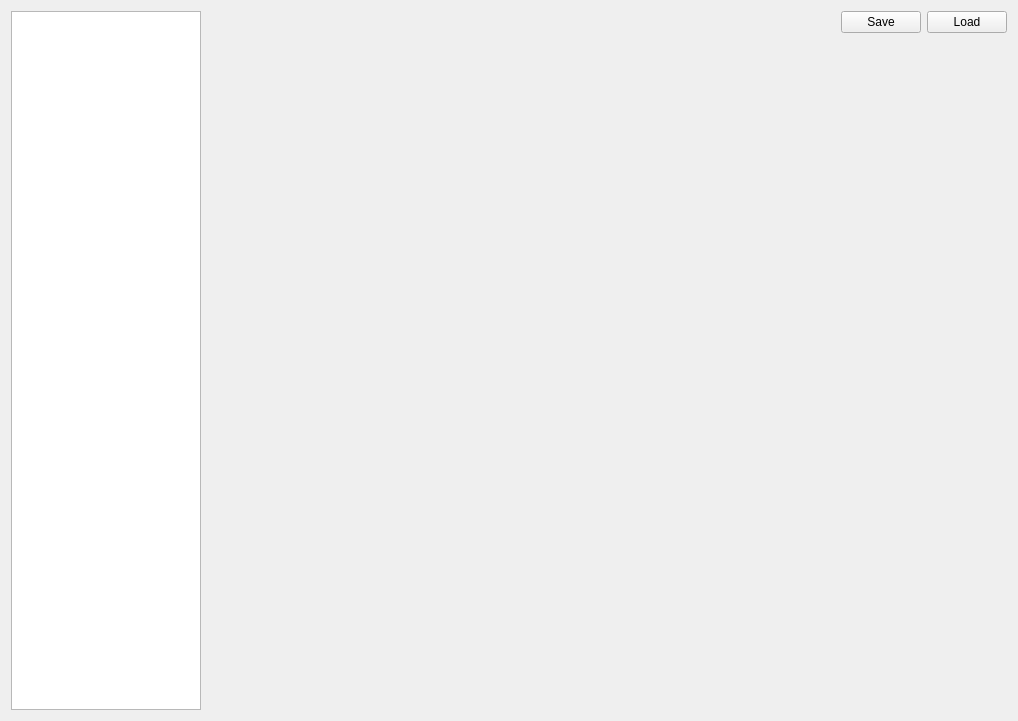
Eomys/pyleecan, file pyleecan/GUI/Dialog/DMachineSetup/DMachineSetup.ui: the form before one commit.
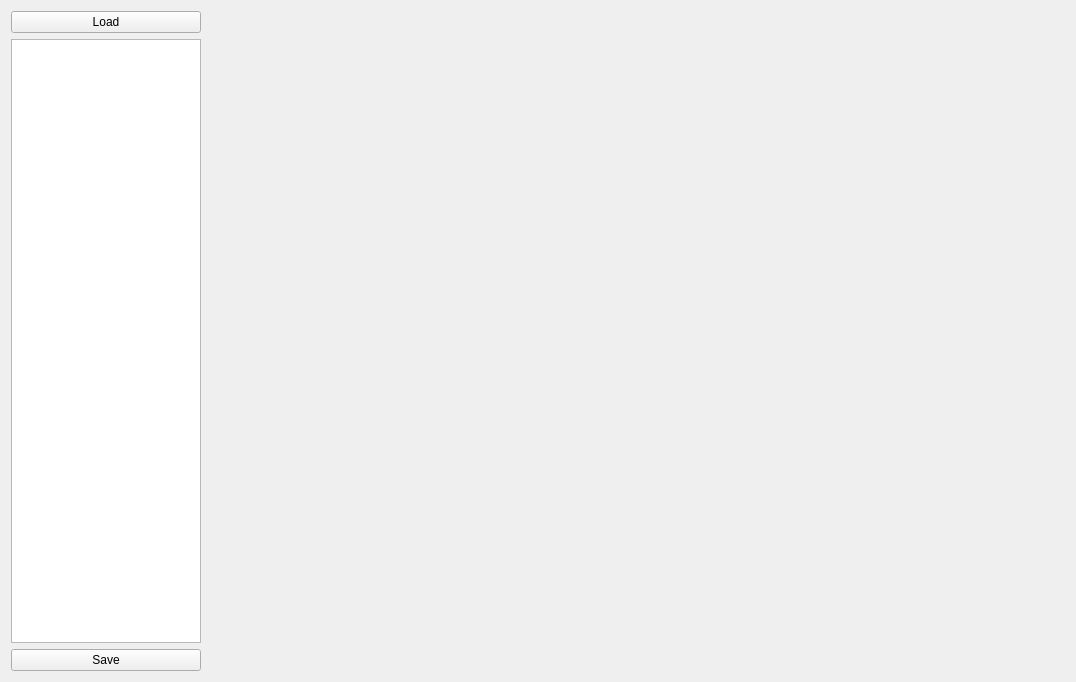
The form after the commit.

What changed in the file:
```diff
--- a/pyleecan/GUI/Dialog/DMachineSetup/DMachineSetup.ui
+++ b/pyleecan/GUI/Dialog/DMachineSetup/DMachineSetup.ui
@@ -6,14 +6,23 @@
    <rect>
     <x>0</x>
     <y>0</y>
-    <width>1001</width>
-    <height>721</height>
+    <width>1076</width>
+    <height>682</height>
    </rect>
   </property>
   <property name="windowTitle">
    <string>Pyleecan Machine Setup</string>
   </property>
-  <layout class="QHBoxLayout" name="horizontalLayout_2">
+  <layout class="QHBoxLayout" name="main_layout">
+   <item>
+    <layout class="QVBoxLayout" name="verticalLayout">
+     <item>
+      <widget class="QPushButton" name="b_load">
+       <property name="text">
+        <string>Load</string>
+       </property>
+      </widget>
+     </item>
    <item>
     <widget class="QListWidget" name="nav_step">
      <property name="sizePolicy">
@@ -31,36 +40,12 @@
     </widget>
    </item>
    <item>
-    <layout class="QVBoxLayout" name="main_layout">
-     <item>
-      <layout class="QHBoxLayout" name="horizontalLayout">
-       <item>
-        <spacer name="horizontalSpacer">
-         <property name="orientation">
-          <enum>Qt::Horizontal</enum>
-         </property>
-         <property name="sizeHint" stdset="0">
-          <size>
-           <width>40</width>
-           <height>20</height>
-          </size>
-         </property>
-        </spacer>
-       </item>
-       <item>
         <widget class="QPushButton" name="b_save">
          <property name="text">
           <string>Save</string>
          </property>
         </widget>
        </item>
-       <item>
-        <widget class="QPushButton" name="b_load">
-         <property name="text">
-          <string>Load</string>
-         </property>
-        </widget>
-       </item>
       </layout>
      </item>
      <item>
@@ -78,8 +63,6 @@
         </size>
        </property>
       </widget>
-     </item>
-    </layout>
    </item>
   </layout>
  </widget>
```
Lines whose indentation alone changed are shown as unchanged.
